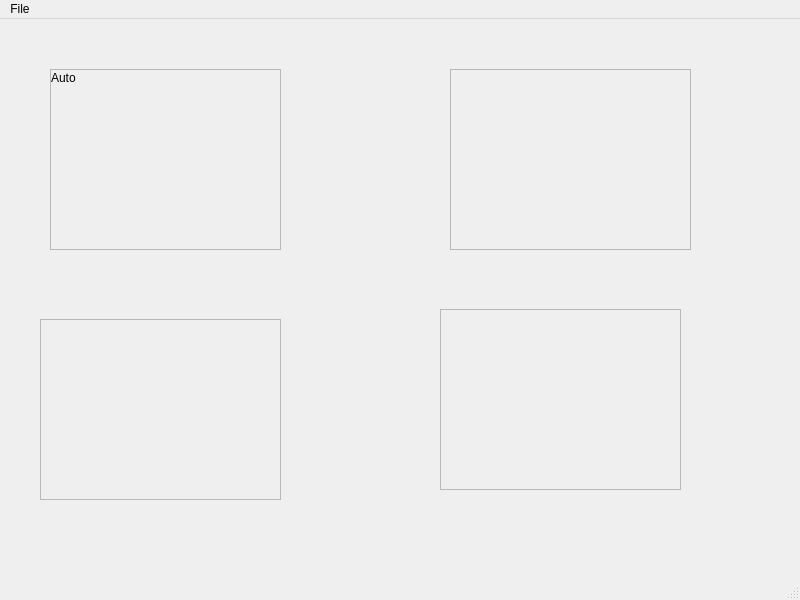
Old version of the form GUI/mainwindow.ui in the repository BartBas/DABeindopdracht.
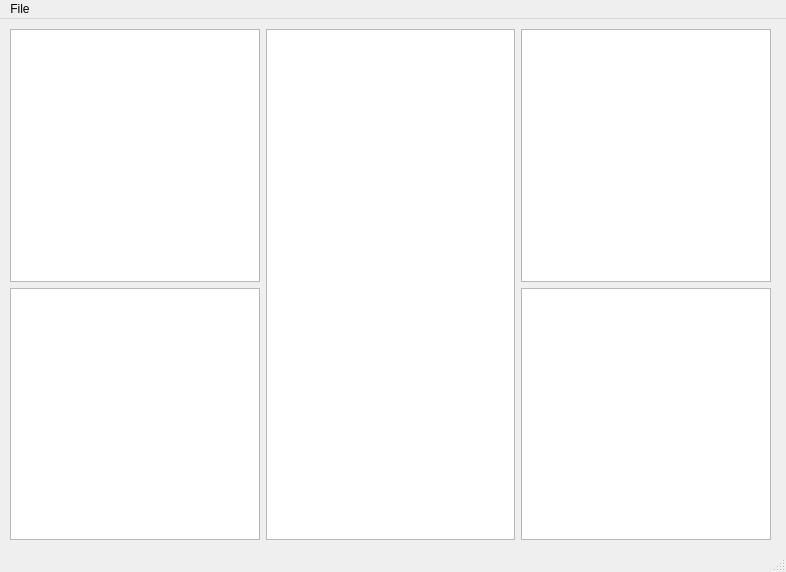
New version of the form.

Diff of the .ui file:
```diff
--- a/GUI/mainwindow.ui
+++ b/GUI/mainwindow.ui
@@ -6,133 +6,43 @@
    <rect>
     <x>0</x>
     <y>0</y>
-    <width>800</width>
-    <height>600</height>
+    <width>786</width>
+    <height>572</height>
    </rect>
   </property>
   <property name="windowTitle">
    <string>MainWindow</string>
   </property>
   <widget class="QWidget" name="centralwidget">
-   <widget class="QScrollArea" name="Merk">
+   <widget class="QWidget" name="layoutWidget">
     <property name="geometry">
      <rect>
-      <x>50</x>
-      <y>50</y>
-      <width>231</width>
-      <height>181</height>
+      <x>10</x>
+      <y>10</y>
+      <width>761</width>
+      <height>511</height>
      </rect>
     </property>
-    <property name="cursor" stdset="0">
-     <cursorShape>PointingHandCursor</cursorShape>
-    </property>
-    <property name="widgetResizable">
-     <bool>true</bool>
-    </property>
-    <widget class="QWidget" name="scrollAreaWidgetContents">
-     <property name="geometry">
-      <rect>
-       <x>0</x>
-       <y>0</y>
-       <width>229</width>
-       <height>179</height>
-      </rect>
+    <layout class="QGridLayout" name="gridLayout">
+     <property name="leftMargin">
+      <number>0</number>
      </property>
-     <widget class="QLabel" name="label">
-      <property name="geometry">
-       <rect>
-        <x>0</x>
-        <y>0</y>
-        <width>49</width>
-        <height>16</height>
-       </rect>
-      </property>
-      <property name="text">
-       <string>Auto</string>
-      </property>
-     </widget>
-    </widget>
-   </widget>
-   <widget class="QScrollArea" name="Modellen">
-    <property name="geometry">
-     <rect>
-      <x>40</x>
-      <y>300</y>
-      <width>241</width>
-      <height>181</height>
-     </rect>
-    </property>
-    <property name="cursor" stdset="0">
-     <cursorShape>PointingHandCursor</cursorShape>
-    </property>
-    <property name="widgetResizable">
-     <bool>true</bool>
-    </property>
-    <widget class="QWidget" name="scrollAreaWidgetContents_2">
-     <property name="geometry">
-      <rect>
-       <x>0</x>
-       <y>0</y>
-       <width>239</width>
-       <height>179</height>
-      </rect>
-     </property>
-    </widget>
-   </widget>
-   <widget class="QScrollArea" name="AutoDetails">
-    <property name="geometry">
-     <rect>
-      <x>440</x>
-      <y>290</y>
-      <width>241</width>
-      <height>181</height>
-     </rect>
-    </property>
-    <property name="cursor" stdset="0">
-     <cursorShape>PointingHandCursor</cursorShape>
-    </property>
-    <property name="mouseTracking">
-     <bool>false</bool>
-    </property>
-    <property name="widgetResizable">
-     <bool>true</bool>
-    </property>
-    <widget class="QWidget" name="scrollAreaWidgetContents_3">
-     <property name="geometry">
-      <rect>
-       <x>0</x>
-       <y>0</y>
-       <width>239</width>
-       <height>179</height>
-      </rect>
-     </property>
-    </widget>
-   </widget>
-   <widget class="QScrollArea" name="Merk_Info">
-    <property name="geometry">
-     <rect>
-      <x>450</x>
-      <y>50</y>
-      <width>241</width>
-      <height>181</height>
-     </rect>
-    </property>
-    <property name="cursor" stdset="0">
-     <cursorShape>PointingHandCursor</cursorShape>
-    </property>
-    <property name="widgetResizable">
-     <bool>true</bool>
-    </property>
-    <widget class="QWidget" name="scrollAreaWidgetContents_4">
-     <property name="geometry">
-      <rect>
-       <x>0</x>
-       <y>0</y>
-       <width>239</width>
-       <height>179</height>
-      </rect>
-     </property>
-    </widget>
+     <item row="1" column="3">
+      <widget class="QTableView" name="autospecs"/>
+     </item>
+     <item row="0" column="0">
+      <widget class="QListWidget" name="merk"/>
+     </item>
+     <item row="0" column="1" rowspan="2">
+      <widget class="QGraphicsView" name="Blob"/>
+     </item>
+     <item row="1" column="0">
+      <widget class="QListWidget" name="merkInfo"/>
+     </item>
+     <item row="0" column="3">
+      <widget class="QListWidget" name="model"/>
+     </item>
+    </layout>
    </widget>
   </widget>
   <widget class="QMenuBar" name="menubar">
@@ -140,8 +50,8 @@
     <rect>
      <x>0</x>
      <y>0</y>
-     <width>800</width>
-     <height>21</height>
+     <width>786</width>
+     <height>22</height>
     </rect>
    </property>
    <widget class="QMenu" name="menuFile">
```
Left out of the diff: 4 changed lines with no effect on the pictures.
